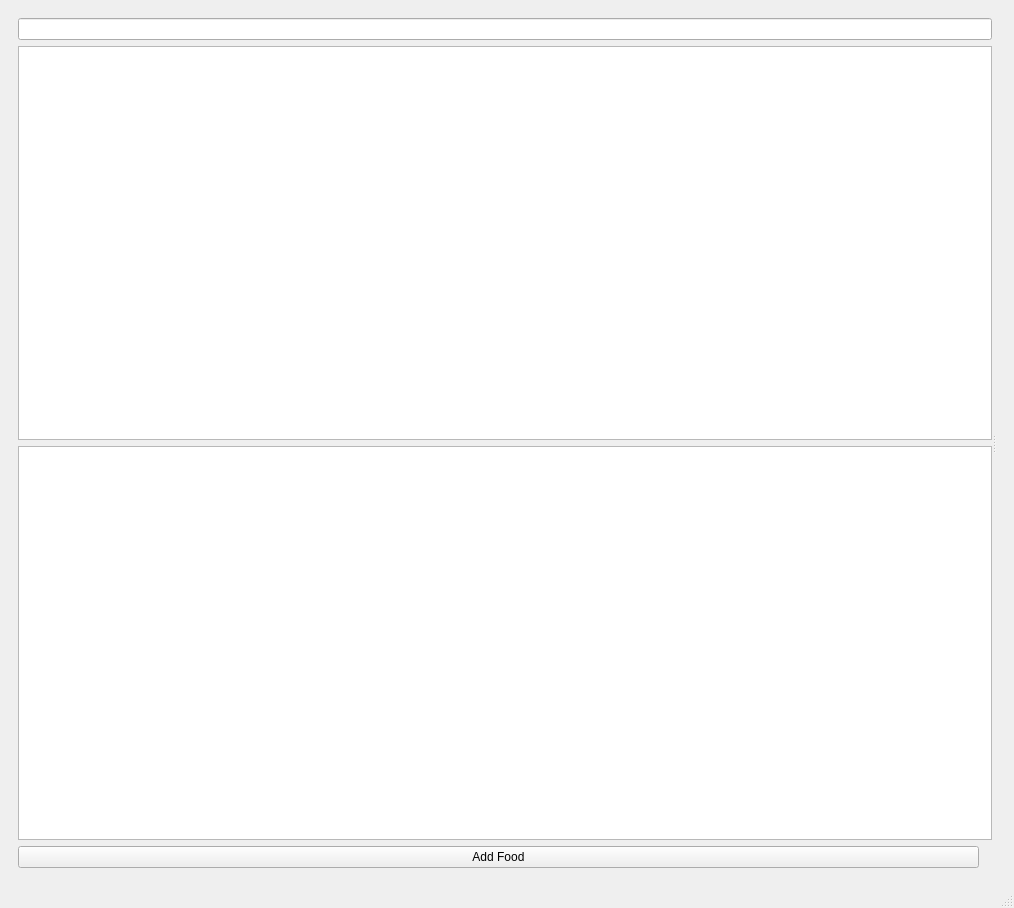
First picture: the form in mainwindow.ui, repository Wapajama/CalorieCounter, before the edit.
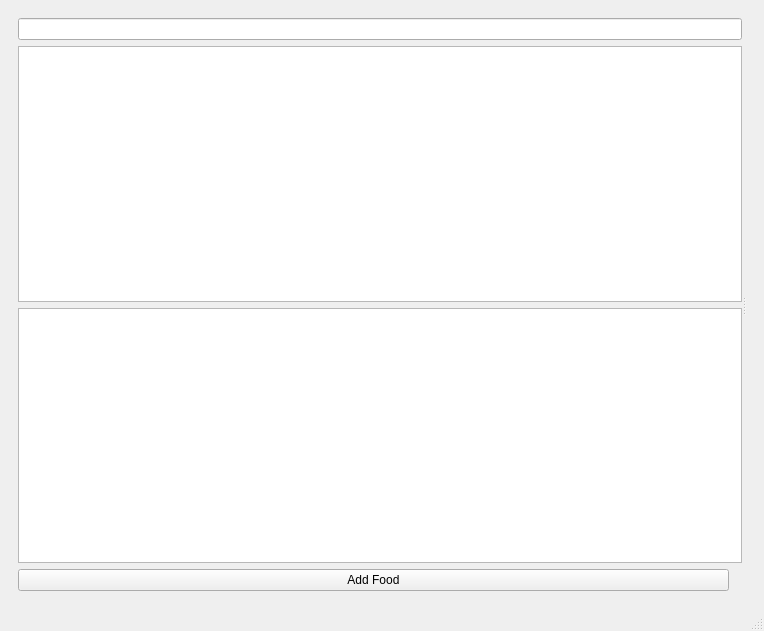
Second picture: the form after the edit. Custom widgets are drawn as their Qt base class.

```diff
--- a/mainwindow.ui
+++ b/mainwindow.ui
@@ -6,8 +6,8 @@
    <rect>
     <x>0</x>
     <y>0</y>
-    <width>1014</width>
-    <height>908</height>
+    <width>764</width>
+    <height>631</height>
    </rect>
   </property>
   <property name="windowTitle">
@@ -39,43 +39,7 @@
             </widget>
            </item>
            <item>
-            <widget class="QTreeWidget" name="foodTypeCategories">
-             <property name="frameShape">
-              <enum>QFrame::StyledPanel</enum>
-             </property>
-             <property name="frameShadow">
-              <enum>QFrame::Raised</enum>
-             </property>
-             <property name="tabKeyNavigation">
-              <bool>false</bool>
-             </property>
-             <property name="dragDropOverwriteMode">
-              <bool>false</bool>
-             </property>
-             <property name="rootIsDecorated">
-              <bool>true</bool>
-             </property>
-             <property name="uniformRowHeights">
-              <bool>false</bool>
-             </property>
-             <property name="headerHidden">
-              <bool>true</bool>
-             </property>
-             <attribute name="headerVisible">
-              <bool>false</bool>
-             </attribute>
-             <attribute name="headerCascadingSectionResizes">
-              <bool>false</bool>
-             </attribute>
-             <attribute name="headerShowSortIndicator" stdset="0">
-              <bool>false</bool>
-             </attribute>
-             <column>
-              <property name="text">
-               <string>1</string>
-              </property>
-             </column>
-            </widget>
+            <widget class="QListWidget" name="listWidget"/>
            </item>
            <item>
             <layout class="QHBoxLayout" name="horizontalLayout_2">
```
Left out of the diff: 2 changed lines with no effect on the pictures.
